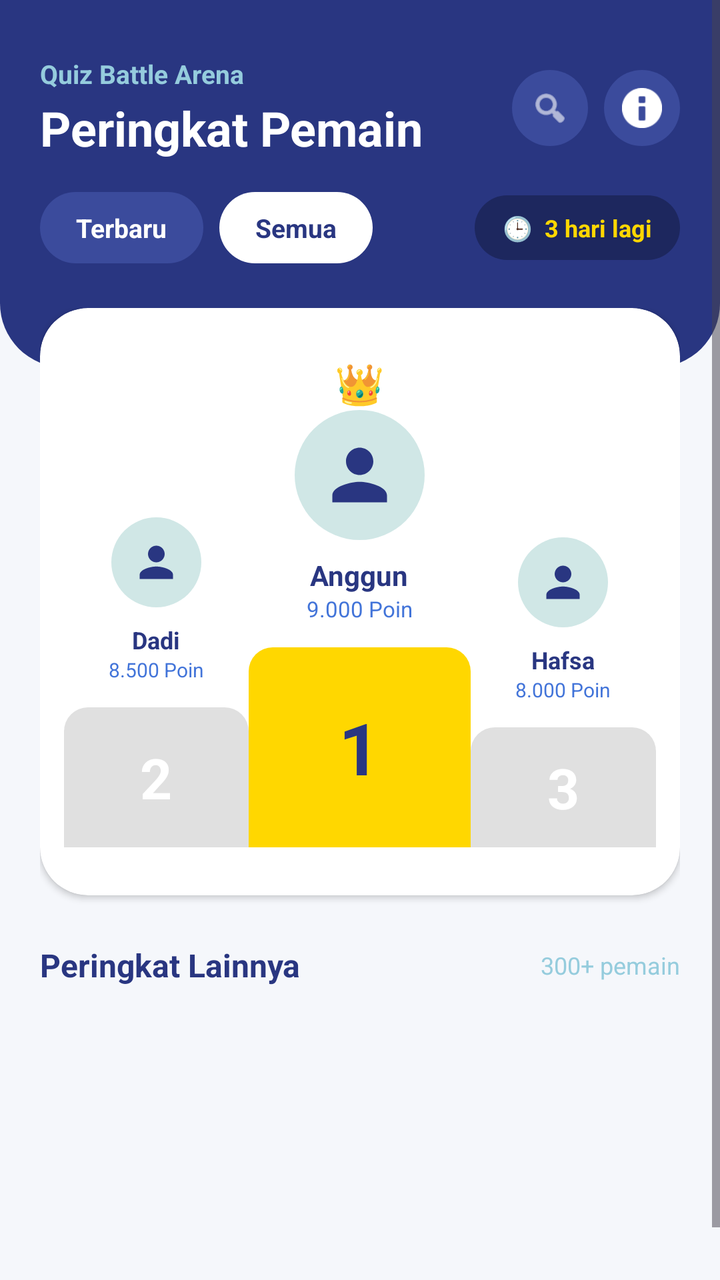
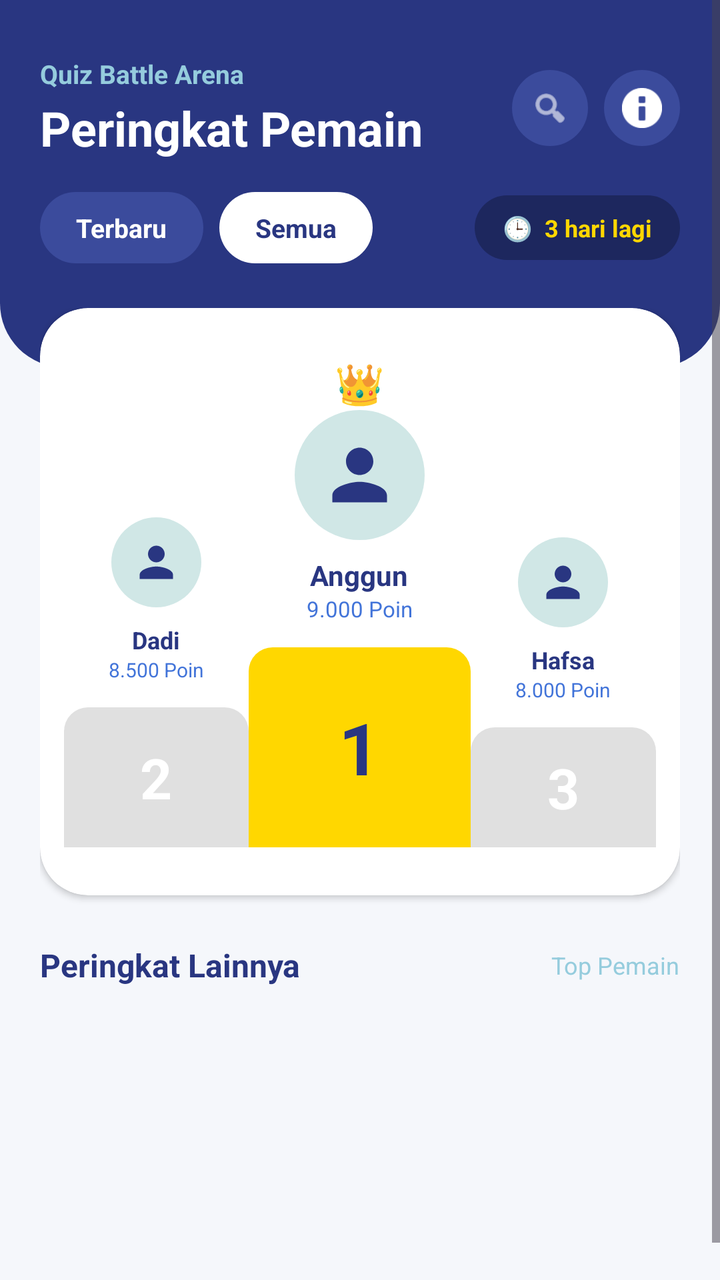

An Android layout rendered at two revisions. The XML below is the earlier revision; the diff shows what the commit changed to produce the second picture.
<!-- AndroidManifest.xml: application theme Theme.UTSklp3Mobile -->
<!-- res/layout/fragment_ranking.xml -->
<?xml version="1.0" encoding="utf-8"?>
<ScrollView xmlns:android="http://schemas.android.com/apk/res/android"
    xmlns:app="http://schemas.android.com/apk/res-auto"
    xmlns:tools="http://schemas.android.com/tools"
    android:layout_width="match_parent"
    android:layout_height="match_parent"
    android:fillViewport="true"
    android:background="#F5F7FB"
    tools:context=".ui.ranking.RankingFragment">

    <LinearLayout
        android:layout_width="match_parent"
        android:layout_height="wrap_content"
        android:orientation="vertical"
        android:paddingBottom="150dp">

        
        <LinearLayout
            android:layout_width="match_parent"
            android:layout_height="wrap_content"
            android:background="@drawable/bg_header_curve"
            android:orientation="vertical"
            android:paddingStart="20dp"
            android:paddingTop="28dp"
            android:paddingEnd="20dp"
            android:paddingBottom="52dp">

            
            <RelativeLayout
                android:layout_width="match_parent"
                android:layout_height="wrap_content">

                
                <LinearLayout
                    android:layout_width="wrap_content"
                    android:layout_height="wrap_content"
                    android:layout_alignParentStart="true"
                    android:layout_centerVertical="true"
                    android:orientation="vertical">

                    <TextView
                        android:layout_width="wrap_content"
                        android:layout_height="wrap_content"
                        android:text="Quiz Battle Arena"
                        android:textColor="#95CCDD"
                        android:textSize="13sp"
                        android:textStyle="bold" />

                    <TextView
                        android:layout_width="wrap_content"
                        android:layout_height="wrap_content"
                        android:layout_marginTop="2dp"
                        android:text="Peringkat Pemain"
                        android:textColor="#FFFFFF"
                        android:textSize="24sp"
                        android:textStyle="bold" />
                </LinearLayout>

                
                <LinearLayout
                    android:layout_width="wrap_content"
                    android:layout_height="wrap_content"
                    android:layout_alignParentEnd="true"
                    android:layout_centerVertical="true"
                    android:orientation="horizontal">

                    
                    <ImageView
                        android:id="@+id/btnHeaderSearch"
                        android:layout_width="38dp"
                        android:layout_height="38dp"
                        android:layout_marginEnd="8dp"
                        android:background="@drawable/bg_circle_icon"
                        android:clickable="true"
                        android:contentDescription="Search"
                        android:focusable="true"
                        android:padding="9dp"
                        android:src="@android:drawable/ic_menu_search"
                        app:tint="#FFFFFF" />

                    
                    <ImageView
                        android:id="@+id/btnHeaderInfo"
                        android:layout_width="38dp"
                        android:layout_height="38dp"
                        android:background="@drawable/bg_circle_icon"
                        android:clickable="true"
                        android:contentDescription="Info"
                        android:focusable="true"
                        android:padding="9dp"
                        android:src="@android:drawable/ic_dialog_info"
                        app:tint="#FFFFFF" />
                </LinearLayout>
            </RelativeLayout>

            
            <RelativeLayout
                android:layout_width="match_parent"
                android:layout_height="wrap_content"
                android:layout_marginTop="16dp">

                
                <LinearLayout
                    android:layout_width="wrap_content"
                    android:layout_height="wrap_content"
                    android:layout_alignParentStart="true"
                    android:layout_centerVertical="true"
                    android:orientation="horizontal">

                    
                    <TextView
                        android:id="@+id/btnFilterTerbaru"
                        android:layout_width="wrap_content"
                        android:layout_height="wrap_content"
                        android:layout_marginEnd="8dp"
                        android:background="@drawable/bg_filter_pill_inactive"
                        android:paddingHorizontal="18dp"
                        android:paddingVertical="9dp"
                        android:text="Terbaru"
                        android:textColor="#FFFFFF"
                        android:textSize="13sp"
                        android:textStyle="bold" />

                    
                    <TextView
                        android:id="@+id/btnFilterSemua"
                        android:layout_width="wrap_content"
                        android:layout_height="wrap_content"
                        android:background="@drawable/bg_filter_pill"
                        android:paddingHorizontal="18dp"
                        android:paddingVertical="9dp"
                        android:text="Semua"
                        android:textColor="#293681"
                        android:textSize="13sp"
                        android:textStyle="bold" />
                </LinearLayout>

                
                <LinearLayout
                    android:layout_width="wrap_content"
                    android:layout_height="wrap_content"
                    android:layout_alignParentEnd="true"
                    android:layout_centerVertical="true"
                    android:background="@drawable/bg_timer_pill"
                    android:gravity="center_vertical"
                    android:orientation="horizontal"
                    android:paddingHorizontal="14dp"
                    android:paddingVertical="8dp">

                    <TextView
                        android:layout_width="wrap_content"
                        android:layout_height="wrap_content"
                        android:text="🕒"
                        android:textSize="12sp" />

                    <TextView
                        android:layout_width="wrap_content"
                        android:layout_height="wrap_content"
                        android:layout_marginStart="6dp"
                        android:text="3 hari lagi"
                        android:textColor="#FFD700"
                        android:textSize="12sp"
                        android:textStyle="bold" />
                </LinearLayout>
            </RelativeLayout>
        </LinearLayout>

        
        <LinearLayout
            android:id="@+id/layoutTerbaru"
            android:layout_width="match_parent"
            android:layout_height="wrap_content"
            android:orientation="vertical"
            android:paddingHorizontal="20dp"
            android:layout_marginTop="-30dp"
            android:visibility="gone">

            
            <androidx.cardview.widget.CardView
                android:id="@+id/cardEmptyTerbaru"
                android:layout_width="match_parent"
                android:layout_height="wrap_content"
                app:cardBackgroundColor="#FFFFFF"
                app:cardCornerRadius="24dp"
                app:cardElevation="4dp">

                <LinearLayout
                    android:layout_width="match_parent"
                    android:layout_height="wrap_content"
                    android:orientation="vertical"
                    android:gravity="center"
                    android:padding="32dp">

                    <ImageView
                        android:layout_width="120dp"
                        android:layout_height="120dp"
                        android:src="@drawable/maskot_qba"
                        android:background="@drawable/bg_circle_avatar"
                        android:padding="16dp"
                        android:scaleType="centerInside" />

                    <TextView
                        android:layout_width="wrap_content"
                        android:layout_height="wrap_content"
                        android:layout_marginTop="24dp"
                        android:text="Peringkat Terbaru Kosong 🏆"
                        android:textColor="#293681"
                        android:textSize="20sp"
                        android:textStyle="bold" />

                    <TextView
                        android:layout_width="wrap_content"
                        android:layout_height="wrap_content"
                        android:layout_marginTop="8dp"
                        android:text="Belum ada aktivitas tanding di periode terbaru ini.\nMulai bertanding sekarang dan jadilah Juara Terbaru!"
                        android:textColor="#95CCDD"
                        android:textSize="12sp"
                        android:textAlignment="center"
                        android:lineSpacingExtra="2dp" />

                    <com.google.android.material.button.MaterialButton
                        android:id="@+id/btnStartBattle"
                        android:layout_width="wrap_content"
                        android:layout_height="wrap_content"
                        android:layout_marginTop="24dp"
                        android:text="Mulai Battle ⚔️"
                        android:textColor="#FFFFFF"
                        android:textSize="14sp"
                        android:textStyle="bold"
                        app:backgroundTint="#293681"
                        app:cornerRadius="16dp"
                        android:paddingHorizontal="32dp"
                        android:paddingVertical="12dp"/>
                </LinearLayout>
            </androidx.cardview.widget.CardView>

            
            <androidx.recyclerview.widget.RecyclerView
                android:id="@+id/rvTerbaru"
                android:layout_width="match_parent"
                android:layout_height="wrap_content"
                android:nestedScrollingEnabled="false"
                android:visibility="gone"
                tools:listitem="@layout/item_ranking" />
        </LinearLayout>

        
        <LinearLayout
            android:id="@+id/layoutSemua"
            android:layout_width="match_parent"
            android:layout_height="wrap_content"
            android:orientation="vertical"
            android:paddingHorizontal="20dp"
            android:layout_marginTop="-30dp"
            android:visibility="visible">

            
            <androidx.cardview.widget.CardView
                android:layout_width="match_parent"
                android:layout_height="wrap_content"
                app:cardBackgroundColor="#FFFFFF"
                app:cardCornerRadius="24dp"
                app:cardElevation="2dp">

                <LinearLayout
                    android:layout_width="match_parent"
                    android:layout_height="wrap_content"
                    android:gravity="bottom|center_horizontal"
                    android:orientation="horizontal"
                    android:paddingHorizontal="12dp"
                    android:paddingTop="24dp"
                    android:paddingBottom="24dp">

                    
                    <LinearLayout
                        android:layout_width="0dp"
                        android:layout_height="wrap_content"
                        android:layout_weight="1"
                        android:gravity="center_horizontal"
                        android:orientation="vertical">
                        <ImageView
                            android:layout_width="45dp"
                            android:layout_height="45dp"
                            android:background="@drawable/bg_circle_avatar"
                            android:padding="10dp"
                            android:src="@drawable/ic_person"
                            app:tint="#293681" />
                        <TextView
                            android:id="@+id/tvPodium2Name"
                            android:layout_width="wrap_content"
                            android:layout_height="wrap_content"
                            android:layout_marginTop="8dp"
                            android:text="Dadi"
                            android:textColor="#293681"
                            android:textSize="12sp"
                            android:textStyle="bold" />
                        <TextView
                            android:id="@+id/tvPodium2Points"
                            android:layout_width="wrap_content"
                            android:layout_height="wrap_content"
                            android:text="8.500 Poin"
                            android:textColor="#4274D9"
                            android:textSize="10sp" />

                        <LinearLayout
                            android:layout_width="match_parent"
                            android:layout_height="70dp"
                            android:layout_marginTop="12dp"
                            android:background="@drawable/bg_podium_2_3"
                            android:gravity="center">
                            <TextView
                                android:layout_width="wrap_content"
                                android:layout_height="wrap_content"
                                android:text="2"
                                android:textColor="#FFFFFF"
                                android:textSize="28sp"
                                android:textStyle="bold" />
                        </LinearLayout>
                    </LinearLayout>

                    
                    <LinearLayout
                        android:layout_width="0dp"
                        android:layout_height="wrap_content"
                        android:layout_weight="1.2"
                        android:gravity="center_horizontal"
                        android:orientation="vertical">
                        <TextView
                            android:layout_width="wrap_content"
                            android:layout_height="wrap_content"
                            android:text="👑"
                            android:textSize="20sp" />
                        <ImageView
                            android:layout_width="65dp"
                            android:layout_height="65dp"
                            android:background="@drawable/bg_circle_avatar"
                            android:padding="12dp"
                            android:src="@drawable/ic_person"
                            app:tint="#293681" />
                        <TextView
                            android:id="@+id/tvPodium1Name"
                            android:layout_width="wrap_content"
                            android:layout_height="wrap_content"
                            android:layout_marginTop="8dp"
                            android:text="Anggun"
                            android:textColor="#293681"
                            android:textSize="14sp"
                            android:textStyle="bold" />
                        <TextView
                            android:id="@+id/tvPodium1Points"
                            android:layout_width="wrap_content"
                            android:layout_height="wrap_content"
                            android:text="9.000 Poin"
                            android:textColor="#4274D9"
                            android:textSize="11sp" />
                        <LinearLayout
                            android:layout_width="match_parent"
                            android:layout_height="100dp"
                            android:layout_marginTop="12dp"
                            android:background="@drawable/bg_podium_1"
                            android:gravity="center">
                            <TextView
                                android:layout_width="wrap_content"
                                android:layout_height="wrap_content"
                                android:text="1"
                                android:textColor="#293681"
                                android:textSize="36sp"
                                android:textStyle="bold" />
                        </LinearLayout>
                    </LinearLayout>

                    
                    <LinearLayout
                        android:layout_width="0dp"
                        android:layout_height="wrap_content"
                        android:layout_weight="1"
                        android:gravity="center_horizontal"
                        android:orientation="vertical">
                        <ImageView
                            android:layout_width="45dp"
                            android:layout_height="45dp"
                            android:background="@drawable/bg_circle_avatar"
                            android:padding="10dp"
                            android:src="@drawable/ic_person"
                            app:tint="#293681" />
                        <TextView
                            android:id="@+id/tvPodium3Name"
                            android:layout_width="wrap_content"
                            android:layout_height="wrap_content"
                            android:layout_marginTop="8dp"
                            android:text="Hafsa"
                            android:textColor="#293681"
                            android:textSize="12sp"
                            android:textStyle="bold" />
                        <TextView
                            android:id="@+id/tvPodium3Points"
                            android:layout_width="wrap_content"
                            android:layout_height="wrap_content"
                            android:text="8.000 Poin"
                            android:textColor="#4274D9"
                            android:textSize="10sp" />
                        <LinearLayout
                            android:layout_width="match_parent"
                            android:layout_height="60dp"
                            android:layout_marginTop="12dp"
                            android:background="@drawable/bg_podium_2_3"
                            android:gravity="center">
                            <TextView
                                android:layout_width="wrap_content"
                                android:layout_height="wrap_content"
                                android:text="3"
                                android:textColor="#FFFFFF"
                                android:textSize="28sp"
                                android:textStyle="bold" />
                        </LinearLayout>
                    </LinearLayout>
                </LinearLayout>
            </androidx.cardview.widget.CardView>

            
            <LinearLayout
                android:layout_width="match_parent"
                android:layout_height="wrap_content"
                android:layout_marginTop="24dp"
                android:layout_marginBottom="12dp"
                android:orientation="horizontal"
                android:gravity="center_vertical">

                <TextView
                    android:layout_width="0dp"
                    android:layout_height="wrap_content"
                    android:layout_weight="1"
                    android:text="Peringkat Lainnya"
                    android:textColor="#293681"
                    android:textSize="16sp"
                    android:textStyle="bold" />

                <TextView
                    android:layout_width="wrap_content"
                    android:layout_height="wrap_content"
                    android:text="300+ pemain"
                    android:textColor="#95CCDD"
                    android:textSize="12sp" />
            </LinearLayout>

            
            <androidx.recyclerview.widget.RecyclerView
                android:id="@+id/rvRanking"
                android:layout_width="match_parent"
                android:layout_height="wrap_content"
                android:layout_marginTop="12dp"
                android:nestedScrollingEnabled="false"
                tools:listitem="@layout/item_ranking" />

        </LinearLayout>
    </LinearLayout>
</ScrollView>
<!-- res/layout/item_ranking.xml (included above) -->
<?xml version="1.0" encoding="utf-8"?>
<androidx.cardview.widget.CardView
    xmlns:android="http://schemas.android.com/apk/res/android"
    xmlns:app="http://schemas.android.com/apk/res-auto"
    android:layout_width="match_parent"
    android:layout_height="wrap_content"
    android:layout_marginBottom="12dp"
    app:cardBackgroundColor="#FFFFFF"
    app:cardCornerRadius="16dp"
    app:cardElevation="3dp">

    <androidx.constraintlayout.widget.ConstraintLayout
        android:layout_width="match_parent"
        android:layout_height="wrap_content"
        android:padding="16dp">

        <TextView
            android:id="@+id/tvRankNumber"
            android:layout_width="32dp"
            android:layout_height="32dp"
            android:background="@drawable/bg_rank_circle"
            android:gravity="center"
            android:text="4"
            android:textColor="#FFFFFF"
            android:textSize="14sp"
            android:textStyle="bold"
            app:layout_constraintBottom_toBottomOf="parent"
            app:layout_constraintStart_toStartOf="parent"
            app:layout_constraintTop_toTopOf="parent" />

        <ImageView
            android:id="@+id/ivAvatar"
            android:layout_width="45dp"
            android:layout_height="45dp"
            android:layout_marginStart="16dp"
            android:background="@drawable/bg_circle_avatar"
            android:padding="10dp"
            android:src="@drawable/ic_person"
            app:tint="#293681"
            app:layout_constraintBottom_toBottomOf="parent"
            app:layout_constraintStart_toEndOf="@+id/tvRankNumber"
            app:layout_constraintTop_toTopOf="parent" />

        <TextView
            android:id="@+id/tvPlayerName"
            android:layout_width="0dp"
            android:layout_height="wrap_content"
            android:layout_marginStart="16dp"
            android:layout_marginEnd="8dp"
            android:text="Nama Lengkap"
            android:textColor="#293681"
            android:textSize="16sp"
            android:textStyle="bold"
            app:layout_constraintBottom_toTopOf="@+id/tvPlayerMatkul"
            app:layout_constraintEnd_toStartOf="@+id/tvScore"
            app:layout_constraintStart_toEndOf="@+id/ivAvatar"
            app:layout_constraintTop_toTopOf="@+id/ivAvatar" />

        <TextView
            android:id="@+id/tvPlayerMatkul"
            android:layout_width="0dp"
            android:layout_height="wrap_content"
            android:layout_marginStart="16dp"
            android:layout_marginTop="2dp"
            android:text="Jurusan"
            android:textColor="#95CCDD"
            android:textSize="12sp"
            android:textStyle="bold"
            app:layout_constraintBottom_toBottomOf="@+id/ivAvatar"
            app:layout_constraintEnd_toStartOf="@+id/tvScore"
            app:layout_constraintStart_toEndOf="@+id/ivAvatar"
            app:layout_constraintTop_toBottomOf="@+id/tvPlayerName" />

        <TextView
            android:id="@+id/tvScore"
            android:layout_width="wrap_content"
            android:layout_height="wrap_content"
            android:text="1.250"
            android:textColor="#4274D9"
            android:textSize="18sp"
            android:textStyle="bold"
            app:layout_constraintBottom_toTopOf="@+id/tvScoreLabel"
            app:layout_constraintEnd_toEndOf="parent"
            app:layout_constraintTop_toTopOf="@+id/ivAvatar" />

        <TextView
            android:id="@+id/tvScoreLabel"
            android:layout_width="wrap_content"
            android:layout_height="wrap_content"
            android:text="Poin"
            android:textColor="#95CCDD"
            android:textSize="10sp"
            app:layout_constraintBottom_toBottomOf="@+id/ivAvatar"
            app:layout_constraintEnd_toEndOf="parent"
            app:layout_constraintTop_toBottomOf="@+id/tvScore" />

    </androidx.constraintlayout.widget.ConstraintLayout>
</androidx.cardview.widget.CardView>
<!-- resources referenced by this layout -->
<resources>
  <!-- drawable bg_circle_avatar (drawable) -->
  <?xml version="1.0" encoding="utf-8"?>
  <shape xmlns:android="http://schemas.android.com/apk/res/android" android:shape="oval">
      <solid android:color="#D0E7E6"/> 
  </shape>
  <!-- drawable bg_circle_icon (drawable) -->
  <?xml version="1.0" encoding="utf-8"?>
  <shape xmlns:android="http://schemas.android.com/apk/res/android"
      android:shape="oval">
      <solid android:color="#3B4B9C" />
      <size
          android:width="40dp"
          android:height="40dp" />
  </shape>
  <!-- drawable bg_filter_pill (drawable) -->
  <?xml version="1.0" encoding="utf-8"?>
  <shape xmlns:android="http://schemas.android.com/apk/res/android" android:shape="rectangle">
      <solid android:color="#FFFFFF"/>
      <corners android:radius="24dp"/>
  </shape>
  <!-- drawable bg_filter_pill_inactive (drawable) -->
  <?xml version="1.0" encoding="utf-8"?>
  <shape xmlns:android="http://schemas.android.com/apk/res/android"
      android:shape="rectangle">
      <solid android:color="#3B4B9C" />
      <corners android:radius="24dp" />
  </shape>
  <!-- drawable bg_header_curve (drawable) -->
  <?xml version="1.0" encoding="utf-8"?>
  <shape xmlns:android="http://schemas.android.com/apk/res/android" android:shape="rectangle">
      <solid android:color="#293681"/>
      <corners android:bottomLeftRadius="32dp" android:bottomRightRadius="32dp"/>
  </shape>
  <!-- drawable bg_podium_1 (drawable) -->
  <?xml version="1.0" encoding="utf-8"?>
  <shape xmlns:android="http://schemas.android.com/apk/res/android" android:shape="rectangle">
      <solid android:color="#FFD700"/>
      <corners android:topLeftRadius="12dp" android:topRightRadius="12dp"/>
  </shape>
  <!-- drawable bg_podium_2_3 (drawable) -->
  <?xml version="1.0" encoding="utf-8"?>
  <shape xmlns:android="http://schemas.android.com/apk/res/android" android:shape="rectangle">
      <solid android:color="#E0E0E0"/> 
      <corners android:topLeftRadius="12dp" android:topRightRadius="12dp"/>
  </shape>
  <!-- drawable bg_rank_circle (drawable) -->
  <?xml version="1.0" encoding="utf-8"?>
  <shape xmlns:android="http://schemas.android.com/apk/res/android" android:shape="oval">
      <solid android:color="#4274D9"/> 
  </shape>
  <!-- drawable bg_timer_pill (drawable) -->
  <?xml version="1.0" encoding="utf-8"?>
  <shape xmlns:android="http://schemas.android.com/apk/res/android"
      android:shape="rectangle">
      <solid android:color="#1D275E" />
      <corners android:radius="20dp" />
  </shape>
  <!-- drawable ic_person (drawable) -->
  <vector xmlns:android="http://schemas.android.com/apk/res/android"
      android:width="24dp"
      android:height="24dp"
      android:viewportWidth="24"
      android:viewportHeight="24">
    <path
        android:fillColor="#FF000000"
        android:pathData="M12,12c2.21,0 4,-1.79 4,-4s-1.79,-4 -4,-4 -4,1.79 -4,4 1.79,4 4,4zM12,14c-2.67,0 -8,1.34 -8,4v2h16v-2c0,-2.66 -5.33,-4 -8,-4z"/>
  </vector>
  <!-- drawable maskot_qba: png bitmap (drawable, 187554 bytes) -->
  <style name="Theme.UTSklp3Mobile" parent="Base.Theme.UTSklp3Mobile" />
  <style name="Base.Theme.UTSklp3Mobile" parent="Theme.Material3.DayNight.NoActionBar">
          
          <item name="colorPrimary">@color/primary</item>
          <item name="colorPrimaryDark">@color/primary_dark</item>
          <item name="colorSecondary">@color/secondary</item>
          <item name="android:statusBarColor">@color/primary</item>
          <item name="android:windowBackground">@color/background</item>
      </style>
  <color name="primary">#293681</color>
  <color name="primary_dark">#1A245A</color>
  <color name="secondary">#4274D9</color>
  <color name="background">#D0E7E6</color>
</resources>

<!-- the commit's change to res/layout/fragment_ranking.xml (unified diff, before → after) -->
@@ -436,19 +436,32 @@
                     android:textStyle="bold" />
 
                 <TextView
+                    android:id="@+id/tvRankingLainnyaCount"
                     android:layout_width="wrap_content"
                     android:layout_height="wrap_content"
-                    android:text="300+ pemain"
+                    android:text="Top Pemain"
                     android:textColor="#95CCDD"
                     android:textSize="12sp" />
             </LinearLayout>
 
             
+            <TextView
+                android:id="@+id/tvEmptyRankingLainnya"
+                android:layout_width="match_parent"
+                android:layout_height="wrap_content"
+                android:text="Belum ada peringkat lainnya (#4+)"
+                android:textColor="#757575"
+                android:textSize="13sp"
+                android:gravity="center"
+                android:padding="20dp"
+                android:visibility="gone" />
+
+            
             <androidx.recyclerview.widget.RecyclerView
                 android:id="@+id/rvRanking"
                 android:layout_width="match_parent"
                 android:layout_height="wrap_content"
-                android:layout_marginTop="12dp"
+                android:layout_marginTop="4dp"
                 android:nestedScrollingEnabled="false"
                 tools:listitem="@layout/item_ranking" />
 
